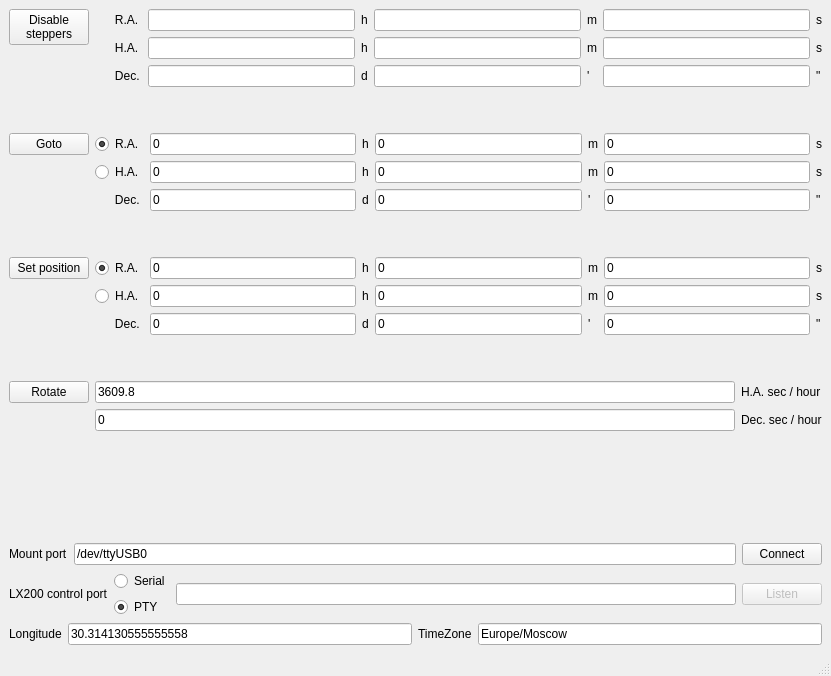
Before: the Qt Designer form mainwindow.ui in vladtcvs/gotocontrol, drawn with Qt 5.
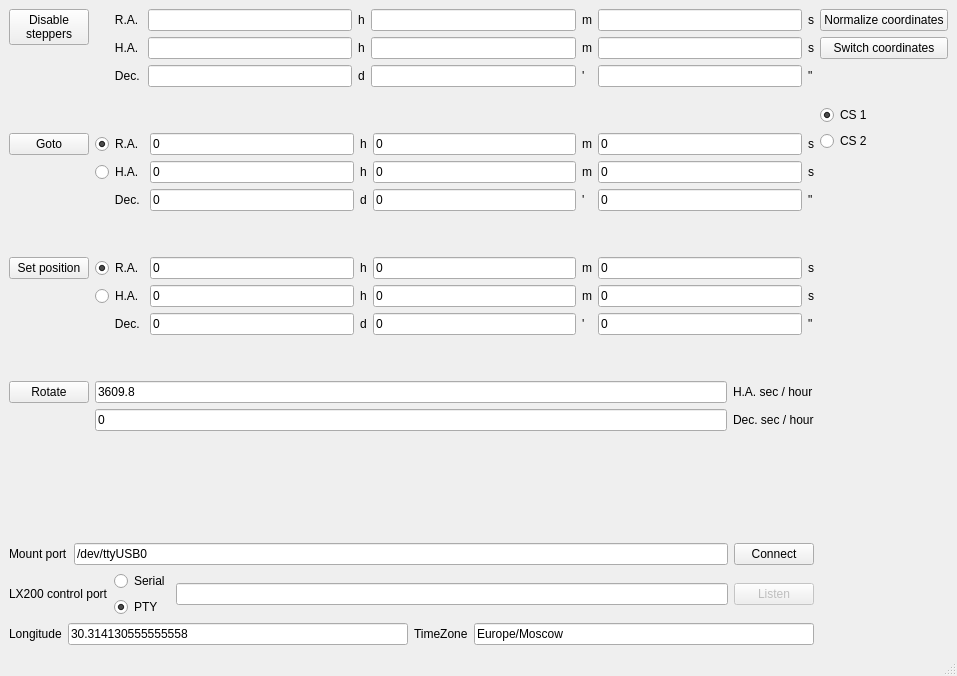
After: the same form once the commit is applied.

Commit message: Add dec axis direction switch

```diff
--- a/mainwindow.ui
+++ b/mainwindow.ui
@@ -6,7 +6,7 @@
    <rect>
     <x>0</x>
     <y>0</y>
-    <width>831</width>
+    <width>957</width>
     <height>676</height>
    </rect>
   </property>
@@ -746,6 +746,86 @@
       </item>
      </layout>
     </item>
+    <item row="0" column="2">
+     <layout class="QVBoxLayout" name="verticalLayout_3">
+      <property name="leftMargin">
+       <number>0</number>
+      </property>
+      <item>
+       <widget class="QPushButton" name="normalizeCS">
+        <property name="text">
+         <string>Normalize coordinates</string>
+        </property>
+       </widget>
+      </item>
+      <item>
+       <widget class="QPushButton" name="switchCS">
+        <property name="text">
+         <string>Switch coordinates</string>
+        </property>
+       </widget>
+      </item>
+      <item>
+       <spacer name="verticalSpacer_5">
+        <property name="orientation">
+         <enum>Qt::Vertical</enum>
+        </property>
+        <property name="sizeType">
+         <enum>QSizePolicy::Fixed</enum>
+        </property>
+        <property name="sizeHint" stdset="0">
+         <size>
+          <width>20</width>
+          <height>40</height>
+         </size>
+        </property>
+       </spacer>
+      </item>
+      <item>
+       <layout class="QVBoxLayout" name="verticalLayout_4">
+        <property name="topMargin">
+         <number>0</number>
+        </property>
+        <item>
+         <widget class="QRadioButton" name="selectCS1">
+          <property name="text">
+           <string>CS 1</string>
+          </property>
+          <property name="checked">
+           <bool>true</bool>
+          </property>
+          <attribute name="buttonGroup">
+           <string notr="true">csGroup</string>
+          </attribute>
+         </widget>
+        </item>
+        <item>
+         <widget class="QRadioButton" name="selectCS2">
+          <property name="text">
+           <string>CS 2</string>
+          </property>
+          <attribute name="buttonGroup">
+           <string notr="true">csGroup</string>
+          </attribute>
+         </widget>
+        </item>
+       </layout>
+      </item>
+      <item>
+       <spacer name="verticalSpacer_6">
+        <property name="orientation">
+         <enum>Qt::Vertical</enum>
+        </property>
+        <property name="sizeHint" stdset="0">
+         <size>
+          <width>20</width>
+          <height>40</height>
+         </size>
+        </property>
+       </spacer>
+      </item>
+     </layout>
+    </item>
    </layout>
   </widget>
   <widget class="QMenuBar" name="menubar">
```
Left out of the diff: 5 changed lines with no effect on the pictures. The commit also changes 6 other files.
